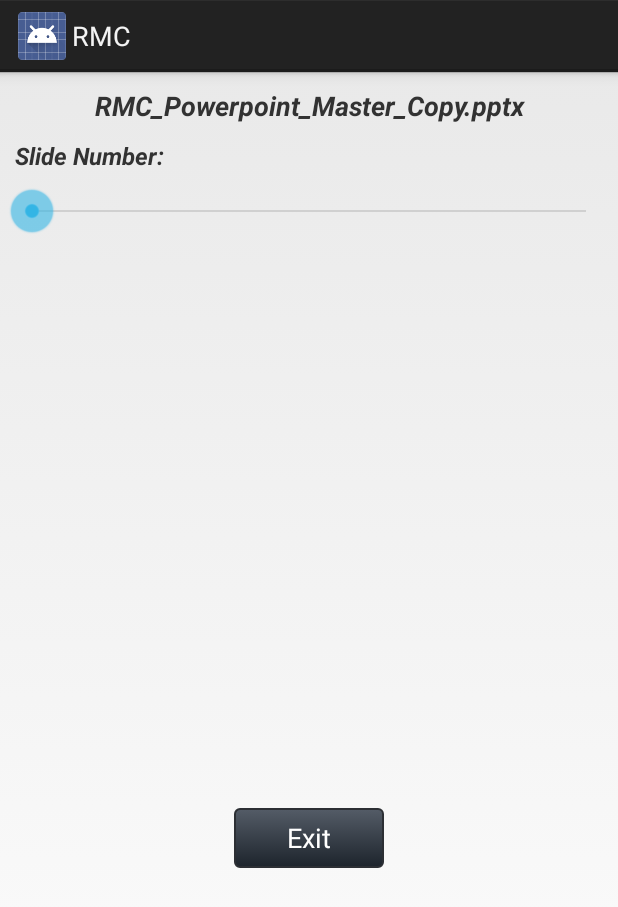
After one commit to StripelessZebra/RMC_2014, an Android app: the layout slides_layout.xml on its own in the app's theme, with its tools: preview values and no code run, on a phone screen of 412 x 824 dp. The commit adds this screen. Shown: the top 907 px of the screen. Run offline under Robolectric (Android 15) with nearby library versions, the phone set to English and light mode, and no system bars.

Commit message:
added viewing of retrieved slides, option for opening ppt file directory

```diff
--- /dev/null
+++ b/app/src/main/res/layout/slides_layout.xml
@@ -0,0 +1,69 @@
+<RelativeLayout xmlns:android="http://schemas.android.com/apk/res/android"
+    android:layout_width="fill_parent"
+    android:layout_height="fill_parent" >
+
+    <TextView
+        android:id="@+id/pptFileName"
+        android:layout_width="fill_parent"
+        android:layout_height="wrap_content"
+        android:layout_marginTop="10dp"
+        android:layout_marginLeft="10dp"
+        android:layout_marginRight="10dp"
+        android:textSize="18dp"
+        android:textStyle="bold|italic"
+        android:gravity="center"
+        android:text="RMC_Powerpoint_Master_Copy.pptx"/>
+
+    <TextView
+        android:id="@+id/slideNumberTv"
+        android:layout_below="@+id/pptFileName"
+        android:layout_width="fill_parent"
+        android:layout_height="wrap_content"
+        android:layout_marginLeft="10dp"
+        android:layout_marginTop="10dp"
+        android:textStyle="bold|italic"
+        android:textSize="16dp"
+        android:text="Slide Number: "/>
+
+    <SeekBar
+        android:id="@+id/slideSeek"
+        android:layout_below="@+id/slideNumberTv"
+        android:layout_width="fill_parent"
+        android:layout_height="wrap_content"
+        android:layout_marginTop="10dp"
+        android:layout_marginLeft="5dp"
+        android:layout_marginRight="5dp" />
+
+    <TextView
+        android:id="@+id/pptSlideText"
+        android:layout_below="@+id/slideSeek"
+        android:layout_width="fill_parent"
+        android:layout_height="350dp"
+        android:layout_marginTop="10dp"
+        android:layout_marginRight="10dp"
+        android:layout_marginLeft="10dp"
+        android:maxLines = "10000000"
+        android:scrollbars = "vertical"
+        android:textSize="16dp"
+        android:text=""/>
+
+    <LinearLayout
+        android:layout_width="fill_parent"
+        android:layout_height="wrap_content"
+        android:orientation="horizontal"
+        android:layout_below="@+id/pptSlideText"
+        android:gravity="center">
+
+        <Button
+            android:id="@+id/closeSlideBtn"
+            android:layout_width="100dp"
+            android:layout_height="40dp"
+            android:background="@drawable/settings_button_style"
+            android:layout_marginTop="20dp"
+            android:layout_marginBottom="15dp"
+            android:textColor="#fff"
+            android:text="Exit"
+            />
+    </LinearLayout>
+
+</RelativeLayout>
--- a/app/src/main/res/menu/connectivity_page.xml
+++ b/app/src/main/res/menu/connectivity_page.xml
@@ -15,9 +15,12 @@
         android:title="Settings"
         android:icon="@drawable/ic_action_settings"
         android:showAsAction="always|withText"/>-->
+    <item android:id="@+id/openPPT"
+        android:title="Open PowerPoint"
+        android:showAsAction="always|withText"/>
 
     <item android:id="@+id/receivedPPTSlides"
-        android:title="PPT Notes"
+        android:title="Slides"
         android:showAsAction="always|withText"/>
 
     <item android:id="@+id/secure_connect_scan"
```
Also changed, not shown: app/src/main/java/com/example/RMC/BluetoothChat.java (+127 -25 lines), app/src/main/res/layout/loading_layout.xml (added, +27 -0 lines).
